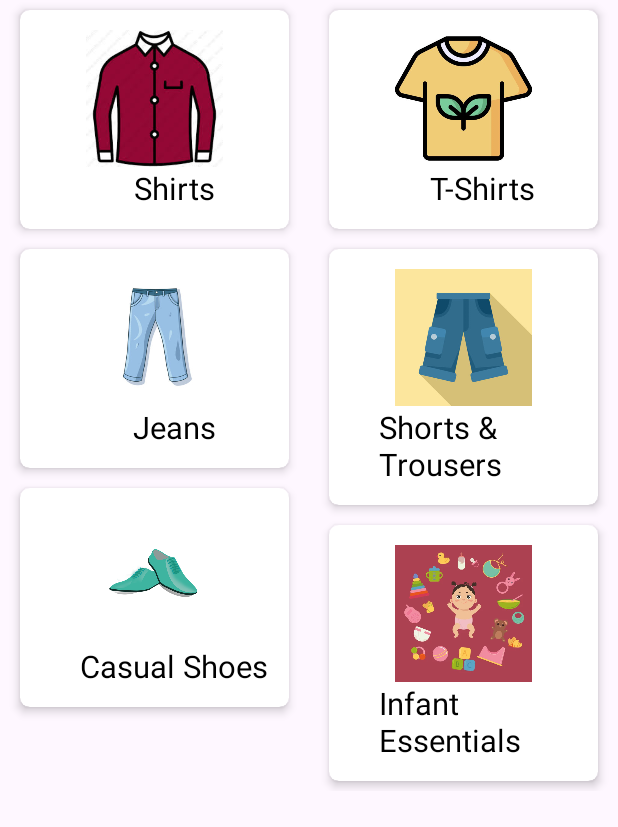
After one commit to sahetu/InternshipMay24, an Android app: the CategoryActivity screen opened directly, with no data from a screen before it, on a phone screen of 412 x 824 dp. The commit adds this screen. Shown: the top 827 px of the screen. Run offline under Robolectric (Android 15) with nearby library versions, the phone set to English and light mode, and no system bars; our stand-ins replace sdp/ssp sizes; Roboto replaces fonts that are not available here.

Commit message:
Category

```diff
--- a/app/src/main/AndroidManifest.xml
+++ b/app/src/main/AndroidManifest.xml
@@ -15,6 +15,9 @@
         android:theme="@style/Theme.InternshipMay24"
         android:usesCleartextTraffic="true"
         tools:targetApi="31">
+        <activity
+            android:name=".CategoryActivity"
+            android:exported="false" />
         <activity
             android:name=".ProfileActivity"
             android:exported="false" />
@@ -38,7 +41,7 @@
             android:exported="false" />
         <activity
             android:name=".MainActivity"
-            android:exported="true"></activity>
+            android:exported="true" />
 
         <meta-data
             android:name="preloaded_fonts"
--- /dev/null
+++ b/app/src/main/java/internship/may24/CategoryActivity.java
@@ -0,0 +1,44 @@
+package internship.may24;
+
+import android.os.Bundle;
+
+import androidx.activity.EdgeToEdge;
+import androidx.appcompat.app.AppCompatActivity;
+import androidx.core.graphics.Insets;
+import androidx.core.view.ViewCompat;
+import androidx.core.view.WindowInsetsCompat;
+import androidx.recyclerview.widget.DefaultItemAnimator;
+import androidx.recyclerview.widget.LinearLayoutManager;
+import androidx.recyclerview.widget.RecyclerView;
+import androidx.recyclerview.widget.StaggeredGridLayoutManager;
+
+public class CategoryActivity extends AppCompatActivity {
+
+    RecyclerView recyclerView;
+
+    String[] namerArray = {"Shirts","T-Shirts","Jeans","Shorts & Trousers","Casual Shoes","Infant Essentials"};
+    int[] imageArray = {R.drawable.shirts,R.drawable.tshirts,R.drawable.jeans,R.drawable.shorts,R.drawable.causual_shoes,R.drawable.infant};
+
+    @Override
+    protected void onCreate(Bundle savedInstanceState) {
+        super.onCreate(savedInstanceState);
+        setContentView(R.layout.activity_category);
+
+        recyclerView = findViewById(R.id.category_recyclerview);
+
+        //Set As List
+        //recyclerView.setLayoutManager(new LinearLayoutManager(CategoryActivity.this));
+
+        //Set As a Grid
+        recyclerView.setLayoutManager(new StaggeredGridLayoutManager(2,StaggeredGridLayoutManager.VERTICAL));
+
+        //Set As a Scroll
+        //recyclerView.setLayoutManager(new StaggeredGridLayoutManager(1,StaggeredGridLayoutManager.HORIZONTAL));
+
+        recyclerView.setItemAnimator(new DefaultItemAnimator());
+
+        CategoryAdapter adapter = new CategoryAdapter(CategoryActivity.this,namerArray,imageArray);
+        recyclerView.setAdapter(adapter);
+
+    }
+}
--- /dev/null
+++ b/app/src/main/java/internship/may24/CategoryAdapter.java
@@ -0,0 +1,54 @@
+package internship.may24;
+
+import android.content.Context;
+import android.view.LayoutInflater;
+import android.view.View;
+import android.view.ViewGroup;
+import android.widget.ImageView;
+import android.widget.TextView;
+
+import androidx.annotation.NonNull;
+import androidx.recyclerview.widget.RecyclerView;
+
+public class CategoryAdapter extends RecyclerView.Adapter<CategoryAdapter.MyHolder> {
+
+    Context context;
+    String[] nameArray;
+    int[] imageArray;
+
+    public CategoryAdapter(Context context, String[] namerArray, int[] imageArray) {
+        this.context = context;
+        this.nameArray = namerArray;
+        this.imageArray = imageArray;
+    }
+
+    @NonNull
+    @Override
+    public MyHolder onCreateViewHolder(@NonNull ViewGroup parent, int viewType) {
+        View view = LayoutInflater.from(parent.getContext()).inflate(R.layout.custom_category,parent,false);
+        return new MyHolder(view);
+    }
+
+    public class MyHolder extends RecyclerView.ViewHolder {
+
+        ImageView imageView;
+        TextView name;
+
+        public MyHolder(@NonNull View itemView) {
+            super(itemView);
+            imageView = itemView.findViewById(R.id.custom_category_image);
+            name = itemView.findViewById(R.id.custom_category_name);
+        }
+    }
+
+    @Override
+    public void onBindViewHolder(@NonNull MyHolder holder, int position) {
+        holder.imageView.setImageResource(imageArray[position]);
+        holder.name.setText(nameArray[position]);
+    }
+
+    @Override
+    public int getItemCount() {
+        return nameArray.length;
+    }
+}
--- a/app/src/main/java/internship/may24/DashboardActivity.java
+++ b/app/src/main/java/internship/may24/DashboardActivity.java
@@ -19,7 +19,7 @@ public class DashboardActivity extends AppCompatActivity {
     TextView name;
     SharedPreferences sp;
 
-    Button profile,logout;
+    Button profile,logout,category;
 
     @Override
     protected void onCreate(Bundle savedInstanceState) {
@@ -67,5 +67,13 @@ public class DashboardActivity extends AppCompatActivity {
             }
         });
 
+        category = findViewById(R.id.dashboard_category);
+        category.setOnClickListener(new View.OnClickListener() {
+            @Override
+            public void onClick(View view) {
+                new CommonMethod(DashboardActivity.this, CategoryActivity.class);
+            }
+        });
+
     }
 }
--- /dev/null
+++ b/app/src/main/res/layout/activity_category.xml
@@ -0,0 +1,14 @@
+<?xml version="1.0" encoding="utf-8"?>
+<RelativeLayout xmlns:android="http://schemas.android.com/apk/res/android"
+    xmlns:app="http://schemas.android.com/apk/res-auto"
+    xmlns:tools="http://schemas.android.com/tools"
+    android:layout_width="match_parent"
+    android:layout_height="match_parent"
+    tools:context=".CategoryActivity">
+
+    <androidx.recyclerview.widget.RecyclerView
+        android:id="@+id/category_recyclerview"
+        android:layout_width="match_parent"
+        android:layout_height="wrap_content"/>
+
+</RelativeLayout>
--- a/app/src/main/res/layout/activity_dashboard.xml
+++ b/app/src/main/res/layout/activity_dashboard.xml
@@ -16,9 +16,15 @@
         android:layout_marginTop="@dimen/_20sdp" />
 
     <Button
+        android:id="@+id/dashboard_category"
+        style="@style/button_20"
+        android:layout_marginTop="@dimen/_20sdp"
+        android:text="Category" />
+
+    <Button
         android:id="@+id/dashboard_profile"
         style="@style/button_20"
-        android:layout_marginTop="@dimen/_20sdp"
+        android:layout_marginTop="@dimen/_10sdp"
         android:text="Profile" />
 
     <Button
--- /dev/null
+++ b/app/src/main/res/layout/custom_category.xml
@@ -0,0 +1,31 @@
+<?xml version="1.0" encoding="utf-8"?>
+<androidx.cardview.widget.CardView xmlns:android="http://schemas.android.com/apk/res/android"
+    android:layout_width="match_parent"
+    android:layout_height="wrap_content"
+    xmlns:app="http://schemas.android.com/apk/res-auto"
+    app:cardCornerRadius="@dimen/_5sdp"
+    app:cardElevation="@dimen/_3sdp"
+    android:layout_marginHorizontal="@dimen/_10sdp"
+    android:layout_marginVertical="@dimen/_5sdp">
+
+    <LinearLayout
+        android:gravity="center"
+        android:orientation="vertical"
+        android:layout_width="match_parent"
+        android:layout_height="wrap_content"
+        android:padding="@dimen/_10sdp">
+
+        <ImageView
+            android:id="@+id/custom_category_image"
+            android:layout_width="@dimen/_70sdp"
+            android:layout_height="@dimen/_70sdp" />
+
+        <TextView
+            android:id="@+id/custom_category_name"
+            style="@style/text_16"
+            android:layout_marginLeft="@dimen/_10sdp"
+            android:textColor="@color/black" />
+
+    </LinearLayout>
+
+</androidx.cardview.widget.CardView>
```
Also changed, not shown: app/src/main/res/drawable/causual_shoes.png (added), app/src/main/res/drawable/infant.jpg (added), app/src/main/res/drawable/jeans.jpg (added), app/src/main/res/drawable/shirts.jpg (added), app/src/main/res/drawable/shorts.jpg (added), app/src/main/res/drawable/tshirts.jpg (added).
